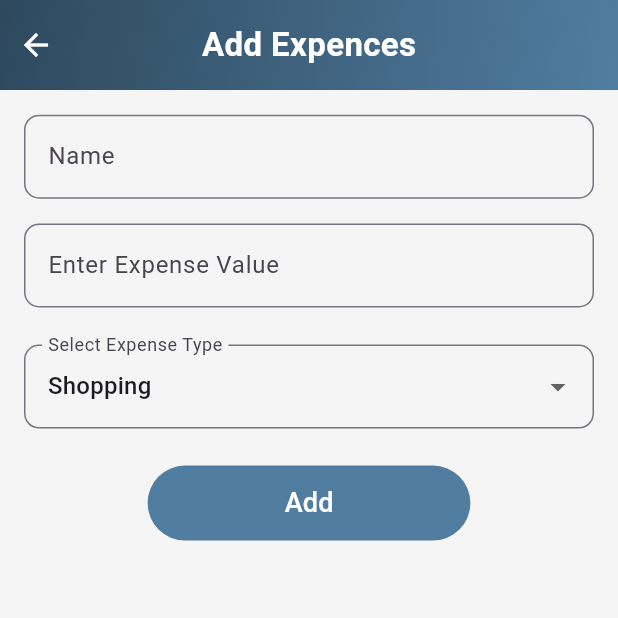
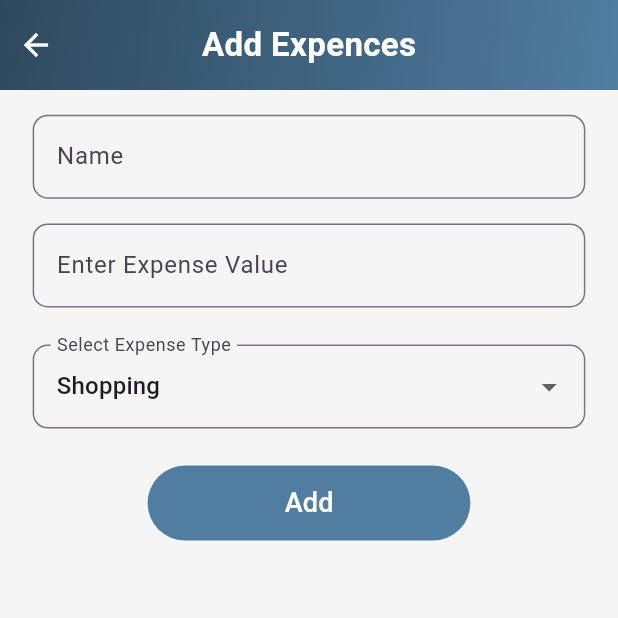
Before and after one commit to Expen-scope/exs-app, a Flutter app: the AddExpences screen opened by its route, on a phone screen of 412 x 824 dp, the top half of it. Run offline on Flutter 3.47's test engine with Material 3 defaults, Android fonts, the phone set to English and light mode, and no system bars; our stand-ins replace dio, firebase_auth, fl_chart, flutter_local_notifications, get, image_picker and 1 more; missing offline and left inert: googleapis; accounts and stored records are empty; network calls fail.

```diff
--- a/lib/view/AddExpense.dart
+++ b/lib/view/AddExpense.dart
@@ -35,28 +35,35 @@ class _AddExpencesState extends State<AddExpences> {
           crossAxisAlignment: CrossAxisAlignment.start,
           children: [
             SizedBox(height: hight(context) * .02),
-            TextField(
+            Padding(
+              padding: EdgeInsets.symmetric(horizontal: hight(Get.context!) * .007),
+              child: TextField(
                 controller: nameController,
                 decoration: InputDecoration(
                   labelText: "Name",
-                border: OutlineInputBorder(
-                  borderRadius: BorderRadius.circular(10),
+                  border: OutlineInputBorder(borderRadius: BorderRadius.circular(10)),
+
                 ),
               ),
             ),
             SizedBox(height: hight(context) * .02),
-            TextField(
+            Padding(
+              padding: EdgeInsets.symmetric(horizontal: hight(Get.context!) * .007),
+              child: TextField(
                 controller: valueController,
                 keyboardType: TextInputType.number,
                 decoration: InputDecoration(
                   labelText: "Enter Expense Value",
-                border: OutlineInputBorder(
-                  borderRadius: BorderRadius.circular(10),
+
+                  border: OutlineInputBorder(borderRadius: BorderRadius.circular(10)),
+
                 ),
               ),
             ),
             SizedBox(height: hight(context) * .03),
-            DropdownButtonFormField<String>(
+            Padding(
+              padding: EdgeInsets.symmetric(horizontal: hight(Get.context!) * .007),
+              child: DropdownButtonFormField<String>(
                 value: selectedType,
                 items: [
                   "Food & Drinks",
@@ -77,6 +84,7 @@ class _AddExpencesState extends State<AddExpences> {
                   labelText: "Select Expense Type",
                   border: OutlineInputBorder(
                       borderRadius: BorderRadius.circular(10)),
+                ),
               ),
             ),
             SizedBox(height: hight(context) * .03),
--- a/lib/view/AddIncomes.dart
+++ b/lib/view/AddIncomes.dart
@@ -96,7 +96,7 @@ class AddIncomes extends StatelessWidget {
               );
               try {
                 await controller.addIncome(income);
-                await controller.fetchIncomes;
+                await controller.fetchIncomes();
                 Navigator.pop(context);
               } catch (e) {
                 Get.snackbar('Error', 'Failed to add income');
```
Also changed, not shown: lib/controller/IcomesContorller.dart (+15 -7 lines). Lines whose indentation alone changed are shown as unchanged.
